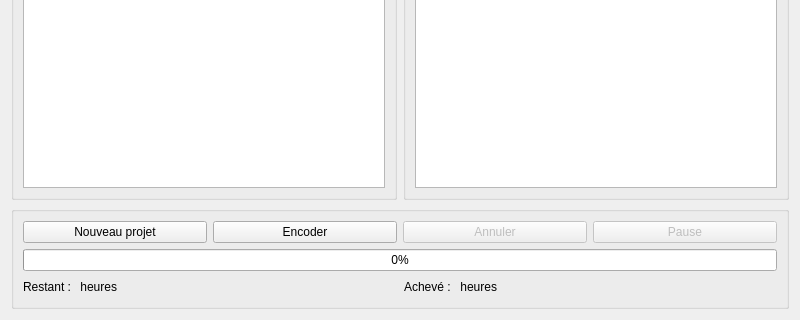
cinemaouvert/OCT, file src/View/encodepane.ui: the form before one commit; both pictures show x 0 to 800 and y 280 to 600 of the 800 by 600 pixel window.
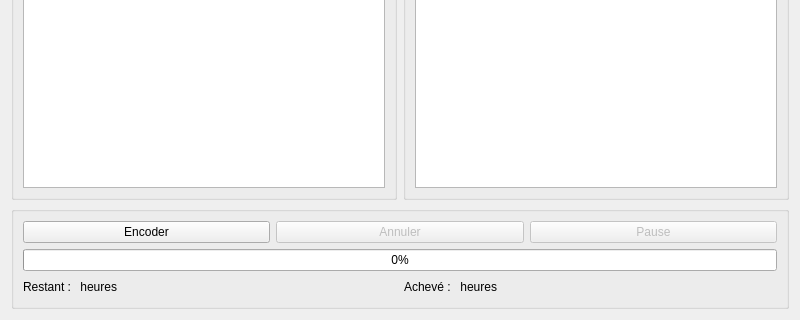
The form after the commit. Custom widgets are drawn as their Qt base class.

```diff
--- a/src/View/encodepane.ui
+++ b/src/View/encodepane.ui
@@ -205,13 +205,6 @@
      <layout class="QVBoxLayout" name="verticalLayout_2">
       <item>
        <layout class="QHBoxLayout" name="horizontalLayout_EncodingButtons">
-        <item>
-         <widget class="QPushButton" name="newProjectButton">
-          <property name="text">
-           <string>Nouveau projet</string>
-          </property>
-         </widget>
-        </item>
         <item>
          <widget class="QPushButton" name="pushButton_Encode">
           <property name="text">
```
